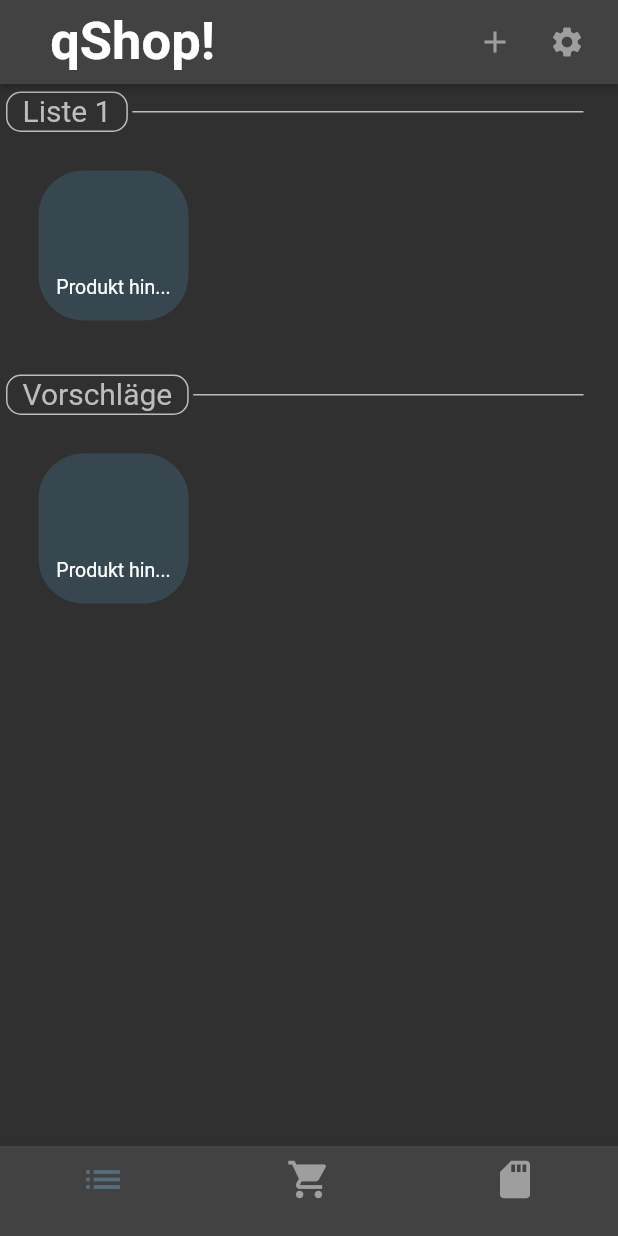
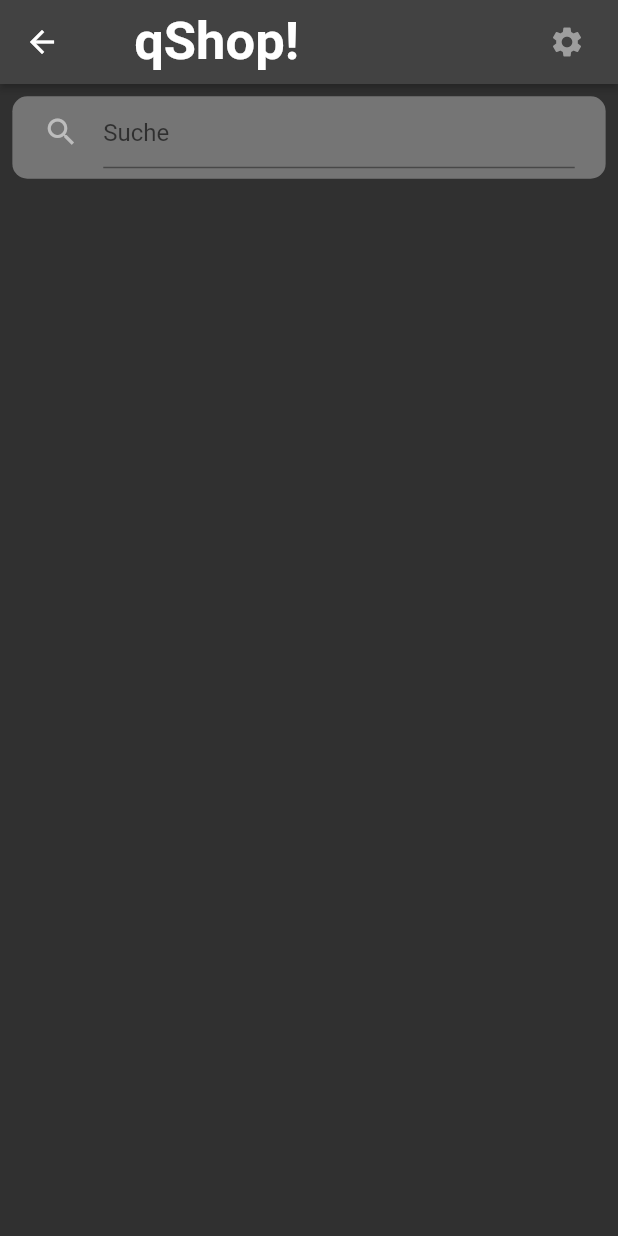
Before and after one commit to benicamera/q_shop, a Flutter app: the screen it shows after launch, after a tap on an icon or button, on a phone screen of 412 x 824 dp. Run offline on Flutter 3.47's test engine with Material 2 defaults, Android fonts, the phone set to English and light mode, and no system bars; drawn by our look-alikes of auto_size_text.

Commit message:
SearchBar und addItem_screen.dart hinzugefügt

```diff
--- a/lib/models/item_button_widget.dart
+++ b/lib/models/item_button_widget.dart
@@ -6,6 +6,7 @@
 import 'package:auto_size_text/auto_size_text.dart';
 import 'package:flutter/material.dart';
 import 'package:q_shop/icons.dart';
+import 'package:q_shop/screens/addItem/addItem_screen.dart';
 import 'package:q_shop/screens/details/details_screen.dart';
 
 import '../constants.dart';
@@ -26,6 +27,8 @@ class ItemWidget extends StatelessWidget {
 
   void toNewItem(BuildContext context){
     print("To new Item");
+    Navigator.push(context, MaterialPageRoute(builder: (context) =>
+        AddItemScreen()));
   }
 
   @override
--- a/lib/models/main_shopping_list_view.dart
+++ b/lib/models/main_shopping_list_view.dart
@@ -1,6 +1,6 @@
 /*  main_shopping_list_view.dart
 *   @author: Benjamin Dangl
-*   @version: 26.10.2020
+*   @version: 14.11.2020
  */
 
 import 'package:flutter/material.dart';
--- /dev/null
+++ b/lib/screens/addItem/addItem_screen.dart
@@ -0,0 +1,76 @@
+/*  addItem_screen.dart
+*   @author: Benjamin Dangl
+*   @version: 14.11.2020
+ */
+
+import 'package:flutter/material.dart';
+import 'package:q_shop/constants.dart';
+
+import 'components/searchbar.dart';
+
+class AddItemScreen extends StatelessWidget {
+  void refreshResults(String value){
+    print(value + " ... refreshing...");
+  }
+
+  @override
+  Widget build(BuildContext context) {
+    return Scaffold(
+        backgroundColor: kDarkGrey4,
+        appBar: buildAppBar(),
+        bottomNavigationBar: buildBottomAppBar(),
+        body: Column(
+          children: [
+            Container(height: MediaQuery.of(context).size.height / 100),
+            Center(
+              child: SearchBar(onChanged: (String value){
+                refreshResults(value);
+                return;
+              },
+              ),
+            ),
+          ],
+        ));
+  }
+
+  BottomAppBar buildBottomAppBar() {
+    return BottomAppBar(
+      color: kDarkGrey3,
+      child: Row(),
+    );
+  }
+
+  AppBar buildAppBar() {
+    return AppBar(
+      backgroundColor: kDarkGrey3,
+      //TODO: Änderung vorgenommen
+      elevation: 2.0,
+      title: Text(
+        "  " + kTitle,
+        style: TextStyle(
+          color: kWhite,
+          fontWeight: FontWeight.bold,
+          fontSize: 35,
+          fontStyle: null,
+          fontFamily: null,
+        ),
+      ),
+      shadowColor: kBGColor,
+      actions: <Widget>[
+        IconButton(
+          icon: Icon(
+            Icons.settings,
+            color: kGrey,
+          ),
+          tooltip: null,
+          onPressed: () {
+            print("Einstellungen");
+          } /*TODO: Settingsscreen aufrufen*/,
+        ),
+        SizedBox(
+          width: kDefPadding / 2,
+        )
+      ],
+    );
+  }
+}
--- /dev/null
+++ b/lib/screens/addItem/components/searchbar.dart
@@ -0,0 +1,59 @@
+/*  addItem_screen.dart
+*   @author: Benjamin Dangl
+*   @version: 14.11.2020
+ */
+
+import 'package:flutter/material.dart';
+import 'package:q_shop/constants.dart';
+
+class SearchBar extends StatefulWidget {
+  Function onChanged;
+  SearchBar({this.onChanged});
+  @override
+  _SearchBarState createState() => _SearchBarState();
+}
+
+class _SearchBarState extends State<SearchBar> {
+  TextEditingController _controller;
+  @override
+  void initState() {
+    super.initState();
+    _controller = TextEditingController();
+  }
+  @override
+  void dispose(){
+    _controller.dispose();
+    super.dispose();
+  }
+  @override
+  Widget build(BuildContext context) {
+    return Container(
+        height: MediaQuery.of(context).size.height / 15,
+        width: MediaQuery.of(context).size.width * 0.96,
+        decoration: BoxDecoration(
+          color: kDarkGrey1,
+          borderRadius: BorderRadius.all(Radius.circular(10.0)),
+        ),
+        child: Padding(
+          padding: EdgeInsets.symmetric(
+              horizontal: MediaQuery.of(context).size.height / 40),
+          child: TextFormField(
+            style: TextStyle(color: kLightGrey1),
+            controller: _controller,
+            onChanged: widget.onChanged,
+            autocorrect: true,
+            cursorColor: kLightGrey3,
+            decoration: InputDecoration(
+              hintText: 'Suche',
+              fillColor: kDarkGrey1,
+              focusColor: kLightGrey1,
+              icon: Icon(Icons.search, color: kLightGrey1,),
+              focusedBorder: UnderlineInputBorder(
+                  borderSide: BorderSide(color: Color(0x00000000))
+              ),
+
+            ),
+          ),
+        ));
+  }
+}
--- a/lib/screens/main/components/main_body.dart
+++ b/lib/screens/main/components/main_body.dart
@@ -1,6 +1,6 @@
 /*  main_body.dart
 *   @author: Benjamin Dangl
-*   @version: 25.10.2020
+*   @version: 14.11.2020
  */
 
 import 'package:flutter/cupertino.dart';
```
